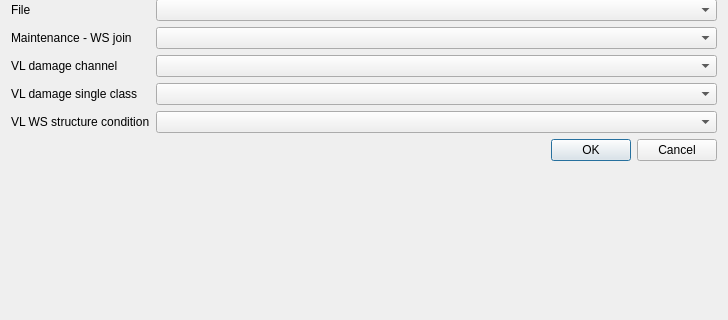
opengisch/QGIS_TEKSI_Wincan_Vx_Importer_Plugin, file wincan2teksi/ui/settings.ui: the form before one commit; both pictures show x 0 to 728 and y 152 to 472 of the 728 by 830 pixel window.
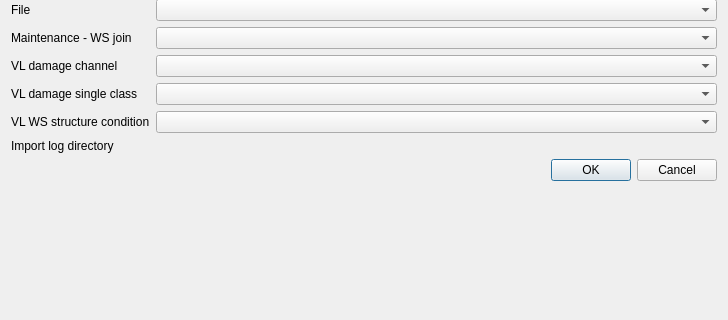
The form after the commit. Custom widgets are drawn as their Qt base class.

Commit message:
Save import log as JSON file per import action
- Add import_log_dir setting (default: platform-specific app data dir)
- Add import log directory config to settings dialog with QgsFileWidget
- Save added features to timestamped JSON after each successful import
- Add 'Open import logs' button to data browser dialog
- Use QDesktopServices to open the log folder

Patch:
```diff
--- a/wincan2teksi/ui/settings.ui
+++ b/wincan2teksi/ui/settings.ui
@@ -28,7 +28,7 @@
      </property>
     </widget>
    </item>
-   <item row="10" column="0" colspan="2">
+   <item row="12" column="0" colspan="2">
     <widget class="QDialogButtonBox" name="buttonBox">
      <property name="orientation">
       <enum>Qt::Horizontal</enum>
@@ -45,7 +45,7 @@
      </property>
     </widget>
    </item>
-   <item row="11" column="0">
+   <item row="13" column="0">
     <spacer name="verticalSpacer">
      <property name="orientation">
       <enum>Qt::Vertical</enum>
@@ -143,6 +143,16 @@
    <item row="9" column="1">
     <widget class="QgsMapLayerComboBox" name="vl_wastewater_structure_structure_condition"/>
    </item>
+   <item row="10" column="0">
+    <widget class="QLabel" name="label_11">
+     <property name="text">
+      <string>Import log directory</string>
+     </property>
+    </widget>
+   </item>
+   <item row="10" column="1">
+    <widget class="QgsFileWidget" name="import_log_dir_widget" native="true"/>
+   </item>
   </layout>
  </widget>
  <customwidgets>
@@ -151,6 +161,11 @@
    <extends>QComboBox</extends>
    <header>qgsmaplayercombobox.h</header>
   </customwidget>
+  <customwidget>
+   <class>QgsFileWidget</class>
+   <extends>QWidget</extends>
+   <header>qgis.gui</header>
+  </customwidget>
  </customwidgets>
  <resources/>
  <connections>
```
The commit also changes 3 other files.
